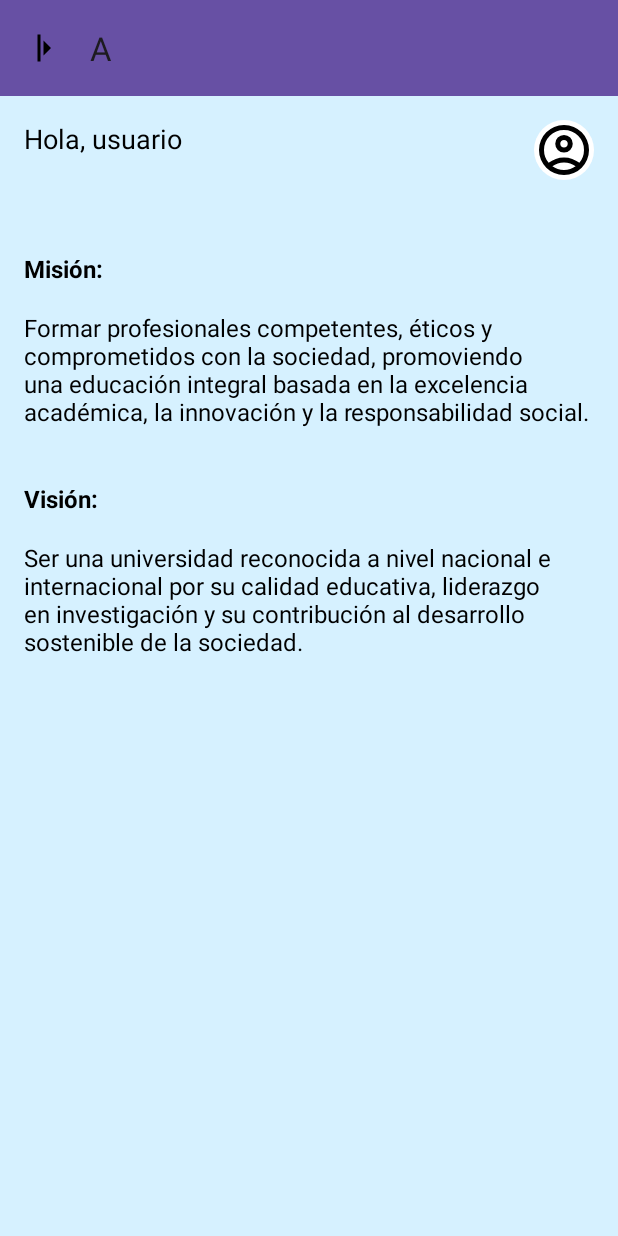
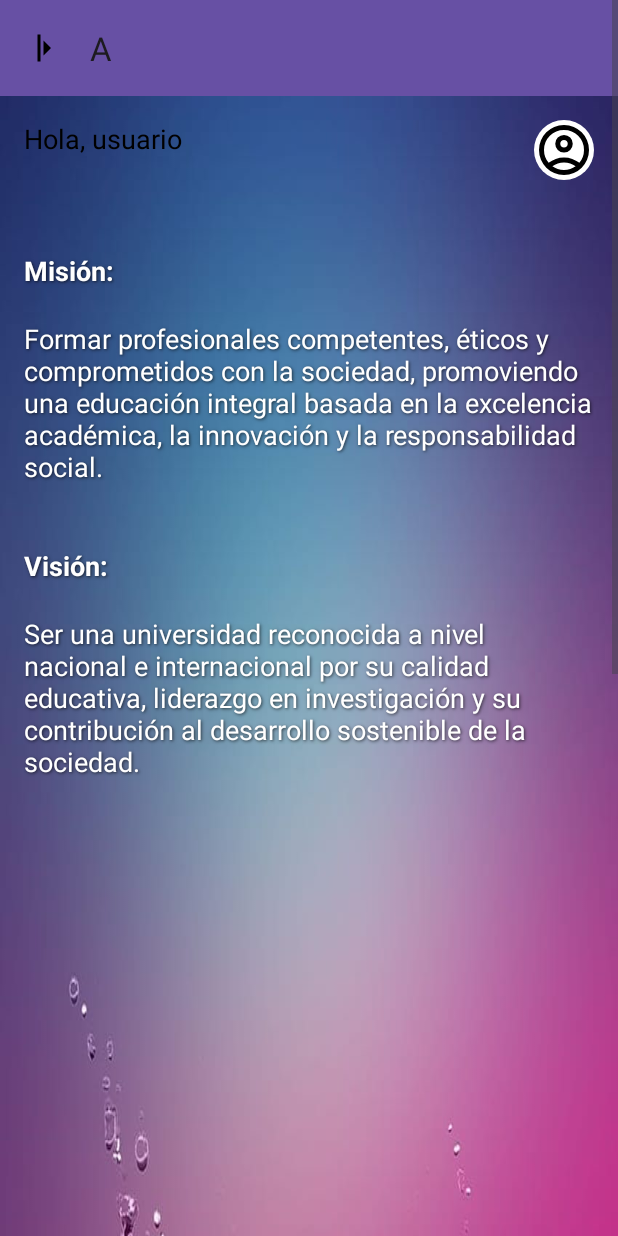
Before and after one commit to landerslopez/mobileProject, an Android app: the DashboardProfessorActivity screen opened directly, with no data from a screen before it, on a phone screen of 412 x 824 dp. Run offline under Robolectric (Android 15) with nearby library versions, the phone set to English and light mode, and no system bars.

Commit message:
cambio de fondo en menu estudiante y docente

```diff
--- a/app/src/main/java/com/grupoC/orgaedu/features/dashboard/ui/DashboardProfessorActivity.java
+++ b/app/src/main/java/com/grupoC/orgaedu/features/dashboard/ui/DashboardProfessorActivity.java
@@ -42,7 +42,7 @@ public class DashboardProfessorActivity extends AppCompatActivity {
                 textNombre.setText("Hola, " + nombreUsuario);
             } else {
                 toolbar.setTitle("Bienvenido");
-                textNombre.setText("Bienvenido");
+                textNombre.setText("Hola");
             }
         });
 
--- a/app/src/main/java/com/grupoC/orgaedu/features/dashboard/ui/DashboardStudentActivity.java
+++ b/app/src/main/java/com/grupoC/orgaedu/features/dashboard/ui/DashboardStudentActivity.java
@@ -42,11 +42,11 @@ public class DashboardStudentActivity extends AppCompatActivity {
         // Observar nombre de usuario
         viewModel.getUserName().observe(this, nombreUsuario -> {
             if (nombreUsuario != null && !nombreUsuario.isEmpty()) {
-                toolbar.setTitle("Hola, " + nombreUsuario);
+                toolbar.setTitle("Bienvenido, " + nombreUsuario);
                 textNombre.setText("Hola, " + nombreUsuario);
             } else {
                 toolbar.setTitle("Bienvenido");
-                textNombre.setText("Bienvenido");
+                textNombre.setText("Hola");
             }
         });
 
--- a/app/src/main/res/layout/activity_alumno.xml
+++ b/app/src/main/res/layout/activity_alumno.xml
@@ -8,7 +8,7 @@
     <RelativeLayout
         android:layout_width="match_parent"
         android:layout_height="match_parent"
-        android:background="@color/light_blue_background">
+        android:background="@drawable/fondo_estudiante_1"> <!-- Imagen de fondo aplicada -->
 
         <com.google.android.material.appbar.MaterialToolbar
             android:id="@+id/topAppBar"
@@ -40,7 +40,7 @@
             android:background="@drawable/circle_background"
             android:contentDescription="@string/user_avatar_description" />
 
-        <!-- NUEVO: Mensaje motivacional -->
+        <!-- Mensaje motivacional -->
         <TextView
             android:id="@+id/textMensajeMotivacional"
             android:layout_width="match_parent"
--- a/app/src/main/res/layout/activity_docente.xml
+++ b/app/src/main/res/layout/activity_docente.xml
@@ -15,7 +15,7 @@
             android:layout_width="match_parent"
             android:layout_height="wrap_content"
             android:paddingBottom="32dp"
-            android:background="@color/light_blue_background">
+            android:background="@drawable/fondo_docente_1">  <!-- Imagen de fondo aquí -->
 
             <com.google.android.material.appbar.MaterialToolbar
                 android:id="@+id/topAppBar"
@@ -58,8 +58,14 @@
                 android:layout_marginStart="16dp"
                 android:layout_marginEnd="16dp"
                 android:text="@string/mision_vision"
-                android:textColor="@android:color/black"
-                android:textSize="16sp" />
+                android:textColor="@android:color/white"
+                android:textSize="18sp"
+                android:shadowColor="#AA000000"
+                android:shadowDx="1"
+                android:shadowDy="1"
+                android:shadowRadius="2"
+                />
+
         </RelativeLayout>
     </ScrollView>
 
```
Also changed, not shown: app/src/main/res/drawable/fondo_docente_1.png (added), app/src/main/res/drawable/fondo_estudiante_1.png (added).
